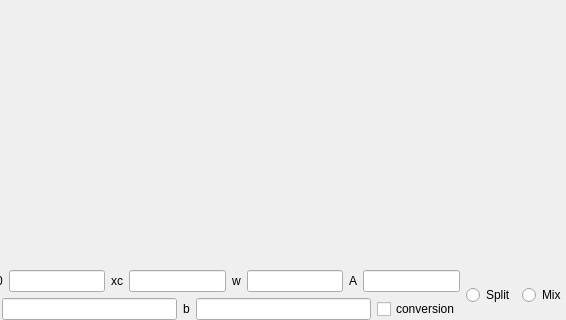
Above: src/form/plot/formplothistory.ui from MRsoymilk/MySerial before the change; both pictures show x 274 to 840 and y 320 to 640 of the 840 by 640 pixel window. Below: the same form after it.
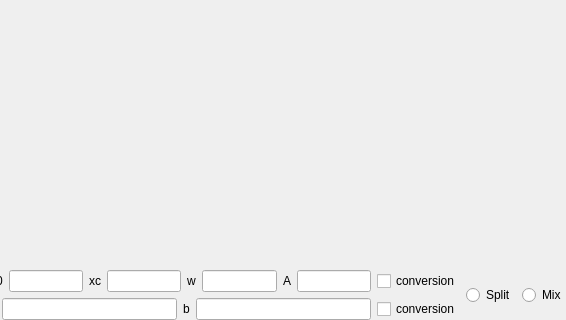
That is the form after the change.

Commit message: update sin fitting

```diff
--- a/src/form/plot/formplothistory.ui
+++ b/src/form/plot/formplothistory.ui
@@ -228,6 +228,13 @@
          <item>
           <widget class="QLineEdit" name="lineEdit_A"/>
          </item>
+         <item>
+          <widget class="QCheckBox" name="checkBoxFittingSinConversion">
+           <property name="text">
+            <string>conversion</string>
+           </property>
+          </widget>
+         </item>
         </layout>
        </item>
        <item>
```
The commit also changes 11 other files.
